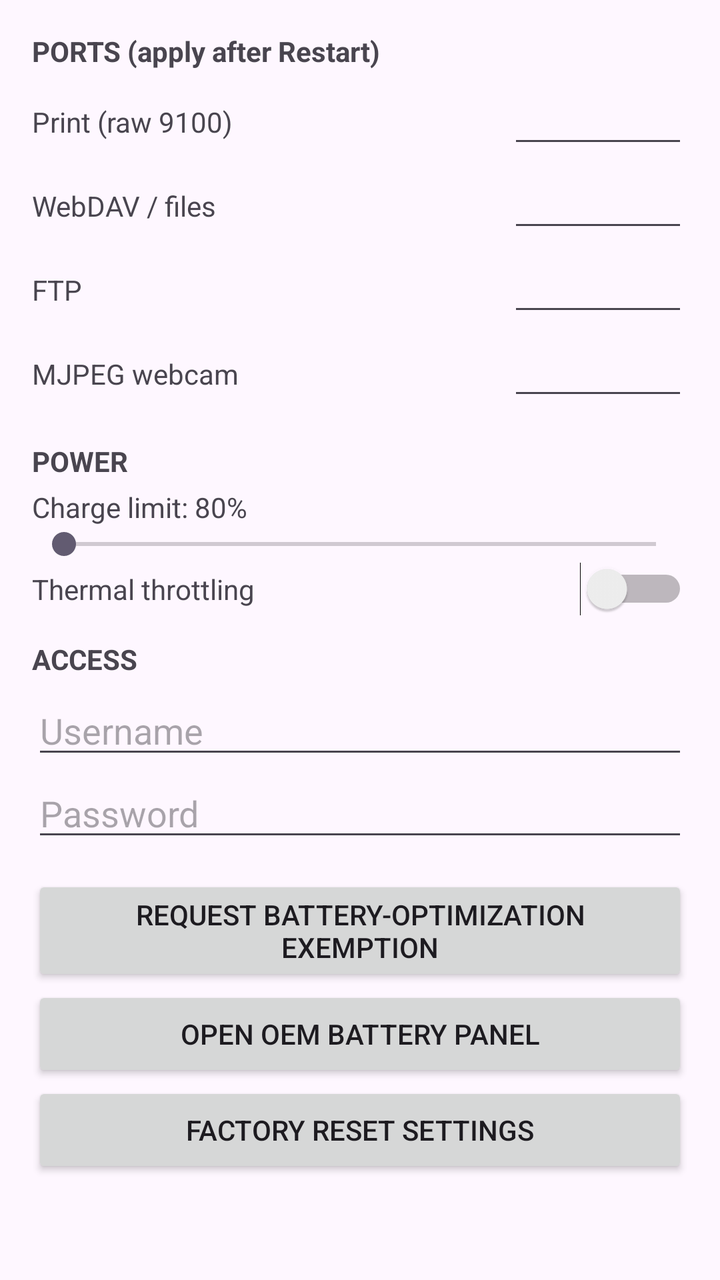
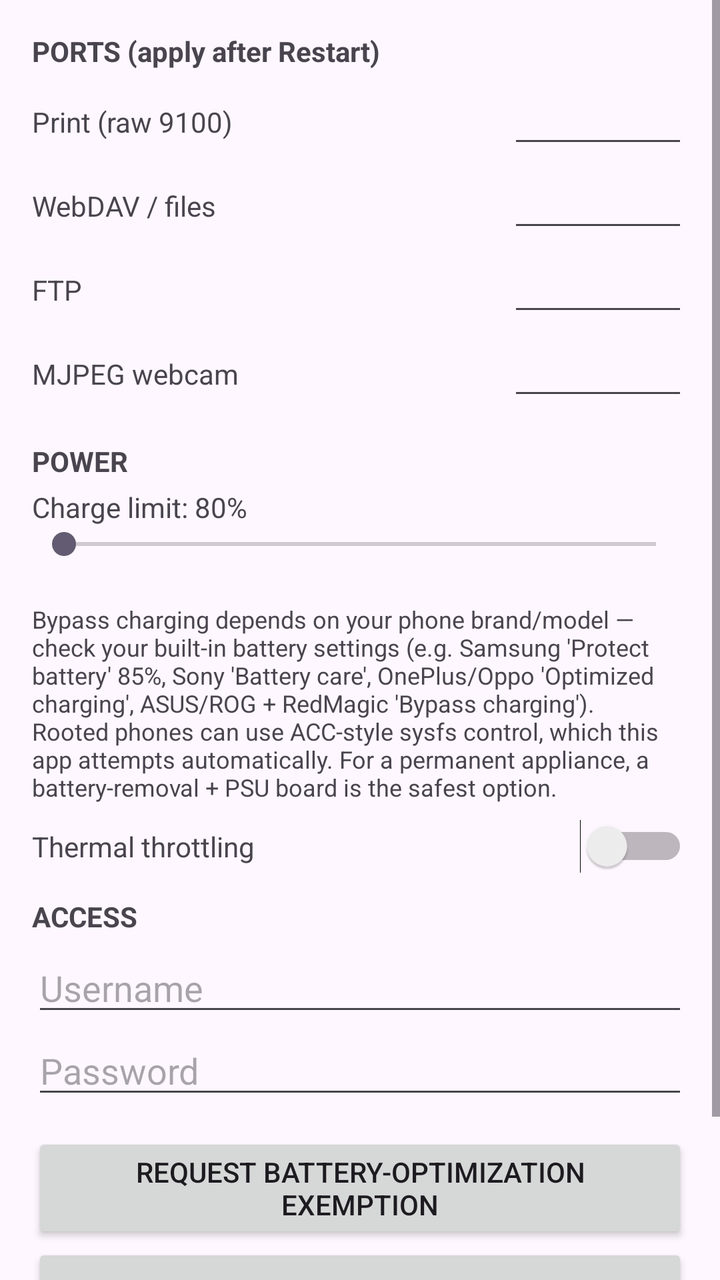

Compare the two renders of this Android layout. The source of the first and the diff that turns it into the second are given below.
<!-- AndroidManifest.xml: application theme Theme.App -->
<!-- res/layout/activity_settings.xml -->
<?xml version="1.0" encoding="utf-8"?>
<ScrollView xmlns:android="http://schemas.android.com/apk/res/android"
    android:layout_width="match_parent"
    android:layout_height="match_parent">

    <LinearLayout
        android:layout_width="match_parent"
        android:layout_height="wrap_content"
        android:orientation="vertical"
        android:padding="16dp">

        <TextView
            android:layout_width="match_parent"
            android:layout_height="wrap_content"
            android:text="PORTS (apply after Restart)"
            android:textStyle="bold"
            android:layout_marginBottom="8dp"/>

        <LinearLayout style="@style/Row">
            <TextView style="@style/RowLabel" android:text="Print (raw 9100)"/>
            <EditText android:id="@+id/etPrintPort" style="@style/PortEdit" android:inputType="number"/>
        </LinearLayout>
        <LinearLayout style="@style/Row">
            <TextView style="@style/RowLabel" android:text="WebDAV / files"/>
            <EditText android:id="@+id/etWebdavPort" style="@style/PortEdit" android:inputType="number"/>
        </LinearLayout>
        <LinearLayout style="@style/Row">
            <TextView style="@style/RowLabel" android:text="FTP"/>
            <EditText android:id="@+id/etFtpPort" style="@style/PortEdit" android:inputType="number"/>
        </LinearLayout>
        <LinearLayout style="@style/Row" android:layout_marginBottom="4dp">
            <TextView style="@style/RowLabel" android:text="MJPEG webcam"/>
            <EditText android:id="@+id/etMjpegPort" style="@style/PortEdit" android:inputType="number"/>
        </LinearLayout>

        <TextView
            android:layout_width="match_parent"
            android:layout_height="wrap_content"
            android:text="POWER"
            android:textStyle="bold"
            android:layout_marginTop="12dp"
            android:layout_marginBottom="4dp"/>

        <TextView
            android:id="@+id/tvChargeLimit"
            android:layout_width="match_parent"
            android:layout_height="wrap_content"
            android:text="Charge limit: 80%"/>

        <SeekBar
            android:id="@+id/sbChargeLimit"
            android:layout_width="match_parent"
            android:layout_height="wrap_content"
            android:max="50"/>

        <LinearLayout
            android:layout_width="match_parent"
            android:layout_height="wrap_content"
            android:orientation="horizontal"
            android:gravity="center_vertical">

            <TextView
                android:layout_width="0dp"
                android:layout_height="wrap_content"
                android:layout_weight="1"
                android:text="Thermal throttling"/>

            <Switch
                android:id="@+id/swThermalThrottle"
                android:layout_width="wrap_content"
                android:layout_height="wrap_content"/>
        </LinearLayout>

        <TextView
            android:layout_width="match_parent"
            android:layout_height="wrap_content"
            android:text="ACCESS"
            android:textStyle="bold"
            android:layout_marginTop="12dp"
            android:layout_marginBottom="4dp"/>

        <EditText
            android:id="@+id/etUsername"
            android:layout_width="match_parent"
            android:layout_height="wrap_content"
            android:hint="Username"/>

        <EditText
            android:id="@+id/etPassword"
            android:layout_width="match_parent"
            android:layout_height="wrap_content"
            android:hint="Password"
            android:inputType="textPassword"/>

        <Button
            android:id="@+id/btnBatteryWhitelist"
            android:layout_width="match_parent"
            android:layout_height="wrap_content"
            android:layout_marginTop="12dp"
            android:text="Request battery-optimization exemption"/>

        <Button
            android:id="@+id/btnOemWhitelist"
            android:layout_width="match_parent"
            android:layout_height="wrap_content"
            android:text="Open OEM battery panel"/>

        <Button
            android:id="@+id/btnFactoryReset"
            android:layout_width="match_parent"
            android:layout_height="wrap_content"
            android:text="Factory reset settings"/>
    </LinearLayout>
</ScrollView>
<!-- resources referenced by this layout -->
<resources>
  <style name="PortEdit">
          <item name="android:layout_width">90dp</item>
          <item name="android:layout_height">wrap_content</item>
          <item name="android:textSize">14sp</item>
      </style>
  <style name="Row">
          <item name="android:layout_width">match_parent</item>
          <item name="android:layout_height">wrap_content</item>
          <item name="android:orientation">horizontal</item>
          <item name="android:gravity">center_vertical</item>
          <item name="android:layout_marginBottom">6dp</item>
      </style>
  <style name="RowLabel">
          <item name="android:layout_width">0dp</item>
          <item name="android:layout_height">wrap_content</item>
          <item name="android:layout_weight">1</item>
          <item name="android:textSize">14sp</item>
      </style>
  <style name="Theme.App" parent="Theme.Material3.DayNight.NoActionBar" />
</resources>

<!-- the commit's change to res/layout/activity_settings.xml (unified diff, before → after) -->
@@ -52,6 +52,21 @@
             android:layout_width="match_parent"
             android:layout_height="wrap_content"
             android:max="50"/>
+
+        <TextView
+            android:id="@+id/tvGuardStatus"
+            android:layout_width="match_parent"
+            android:layout_height="wrap_content"
+            android:layout_marginBottom="4dp"
+            android:textSize="12sp"/>
+
+        <TextView
+            android:layout_width="match_parent"
+            android:layout_height="wrap_content"
+            android:layout_marginBottom="8dp"
+            android:textSize="12sp"
+            android:text="Bypass charging depends on your phone brand/model — check your built-in battery settings (e.g. Samsung 'Protect battery' 85%, Sony 'Battery care', OnePlus/Oppo 'Optimized charging', ASUS/ROG + RedMagic 'Bypass charging'). Rooted phones can use ACC-style sysfs control, which this app attempts automatically. For a permanent appliance, a battery-removal + PSU board is the safest option."
+            android:textColor="?android:attr/textColorSecondary"/>
 
         <LinearLayout
             android:layout_width="match_parent"
